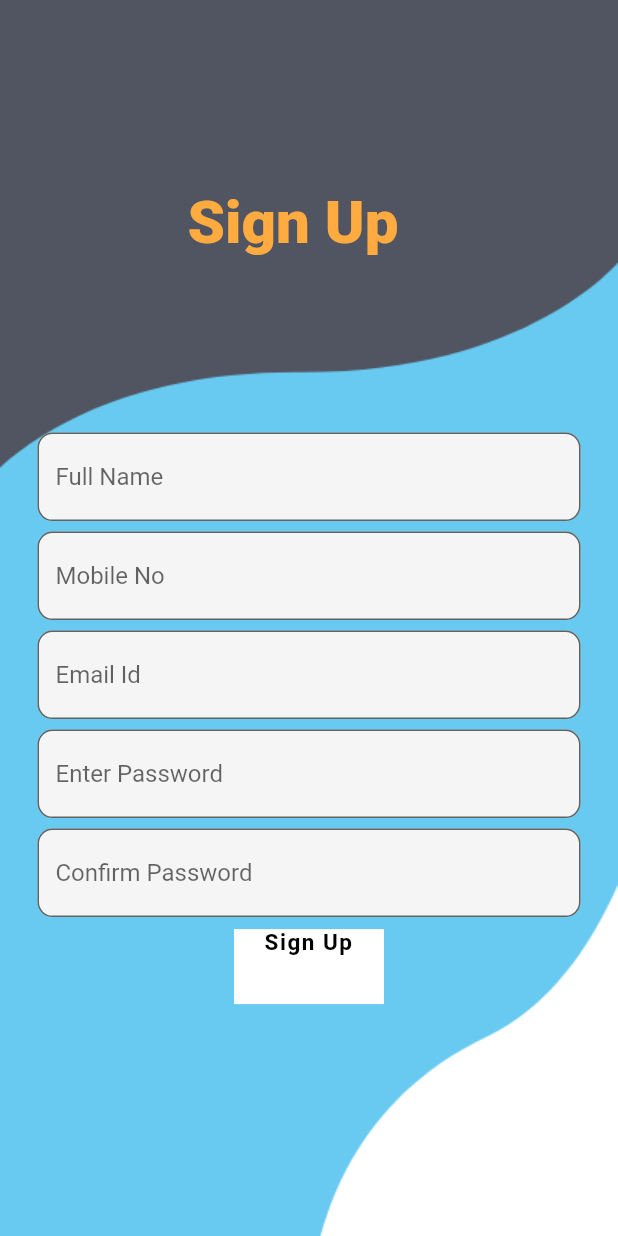
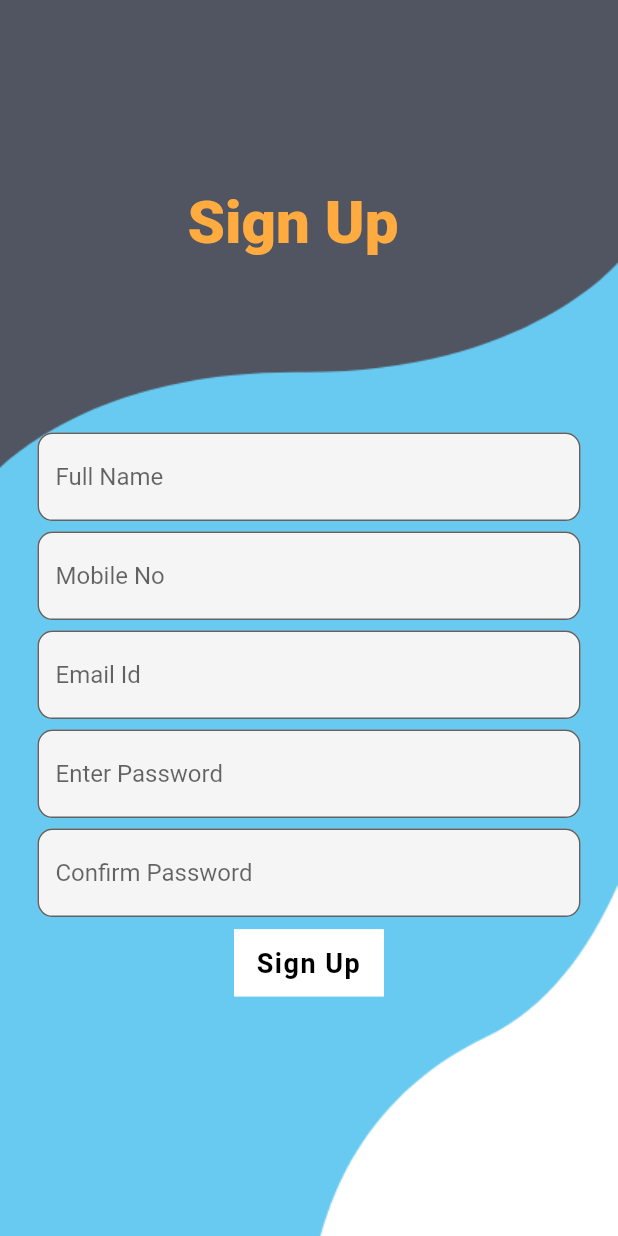
Before and after one commit to 0501rj25/NEED, a Flutter app: the MyRegister screen opened by its route, on a phone screen of 412 x 824 dp. Run offline on Flutter 3.47's test engine with Material 2 defaults, Android fonts, the phone set to English and light mode, and no system bars.

```diff
--- a/lib/register.dart
+++ b/lib/register.dart
@@ -103,11 +103,14 @@ class _MyRegisterState extends State<MyRegister> {
                           Navigator.pushNamed(context, 'register');
                         },
                         child: Container(
-                          height: 50,
+                          height: 45,
                           width: 100,
                           color: Colors.white,
+                          padding: EdgeInsets.all(12.0),
+                          decoration: BoxDecoration(shape: BoxShape.circle),
                           child: const Text(
                             "Sign Up",
+                            textScaleFactor: 1.2,
                             style: TextStyle(
                                 color: Colors.black,
                                 letterSpacing: 1,
```
